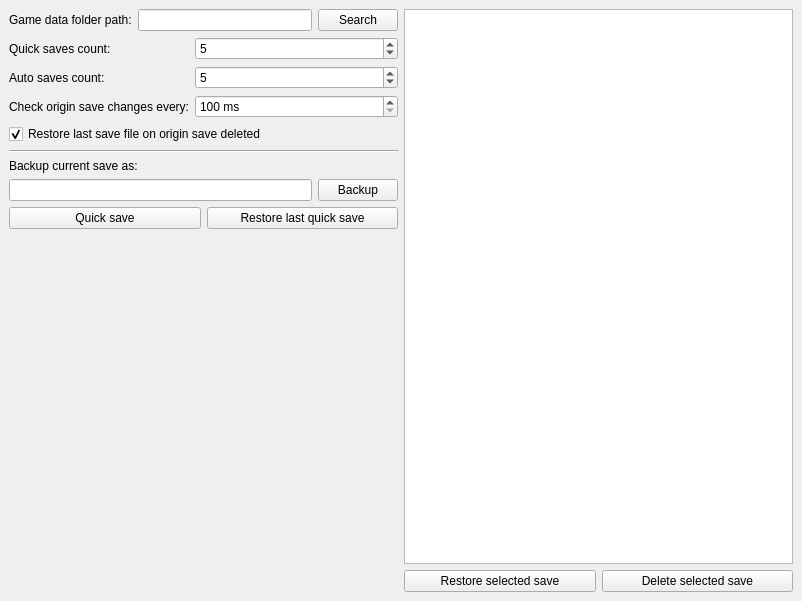
Above: MainWindow.ui from Van-Weyden/NEO_Scavenger_Saves_Manager before the change. Below: the same form after it.
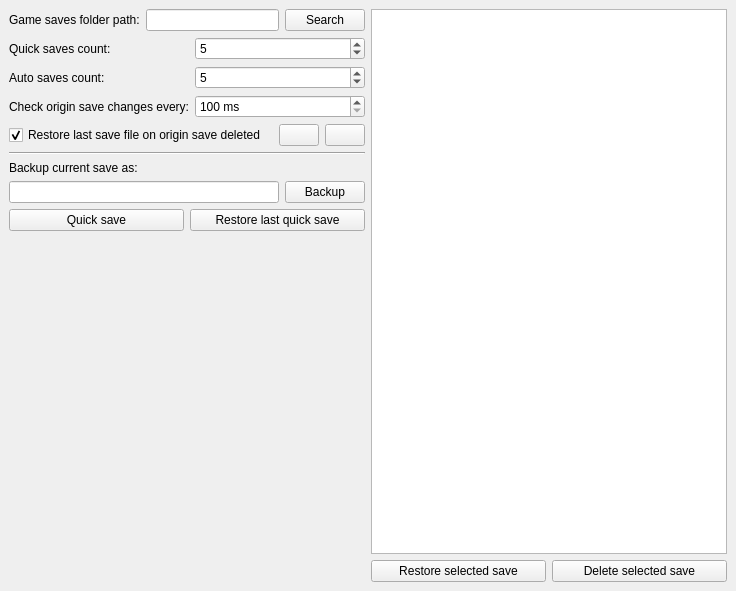
That is the form after the change. Icons and pictures are not drawn.

Patch:
```diff
--- a/MainWindow.ui
+++ b/MainWindow.ui
@@ -6,8 +6,8 @@
    <rect>
     <x>0</x>
     <y>0</y>
-    <width>802</width>
-    <height>601</height>
+    <width>736</width>
+    <height>591</height>
    </rect>
   </property>
   <property name="windowTitle">
@@ -22,7 +22,7 @@
         <item>
          <widget class="QLabel" name="label_gameDataFolderPath">
           <property name="text">
-           <string>Game data folder path:</string>
+           <string>Game saves folder path:</string>
           </property>
          </widget>
         </item>
@@ -94,14 +94,62 @@
        </layout>
       </item>
       <item>
-       <widget class="QCheckBox" name="checkBox_restoreSaveOnDelete">
-        <property name="text">
-         <string>Restore last save file on origin save deleted</string>
+       <layout class="QHBoxLayout" name="horizontalLayout_6">
+        <property name="topMargin">
+         <number>0</number>
         </property>
-        <property name="checked">
-         <bool>true</bool>
-        </property>
-       </widget>
+        <item>
+         <widget class="QCheckBox" name="checkBox_restoreSaveOnDelete">
+          <property name="text">
+           <string>Restore last save file on origin save deleted</string>
+          </property>
+          <property name="checked">
+           <bool>true</bool>
+          </property>
+         </widget>
+        </item>
+        <item>
+         <spacer name="langHorizontalSpacer">
+          <property name="orientation">
+           <enum>Qt::Horizontal</enum>
+          </property>
+          <property name="sizeHint" stdset="0">
+           <size>
+            <width>0</width>
+            <height>0</height>
+           </size>
+          </property>
+         </spacer>
+        </item>
+        <item>
+         <widget class="QPushButton" name="rusLangButton">
+          <property name="toolTip">
+           <string>Set Russian language</string>
+          </property>
+          <property name="text">
+           <string/>
+          </property>
+          <property name="icon">
+           <iconset resource="resources.qrc">
+            <normaloff>:/images/Flag-Russia.ico</normaloff>:/images/Flag-Russia.ico</iconset>
+          </property>
+         </widget>
+        </item>
+        <item>
+         <widget class="QPushButton" name="engLangButton">
+          <property name="toolTip">
+           <string>Set English language</string>
+          </property>
+          <property name="text">
+           <string/>
+          </property>
+          <property name="icon">
+           <iconset resource="resources.qrc">
+            <normaloff>:/images/Flag-United-States.ico</normaloff>:/images/Flag-United-States.ico</iconset>
+          </property>
+         </widget>
+        </item>
+       </layout>
       </item>
       <item>
        <widget class="Line" name="line">
```
Left out of the diff: 9 changed lines with no effect on the pictures.
